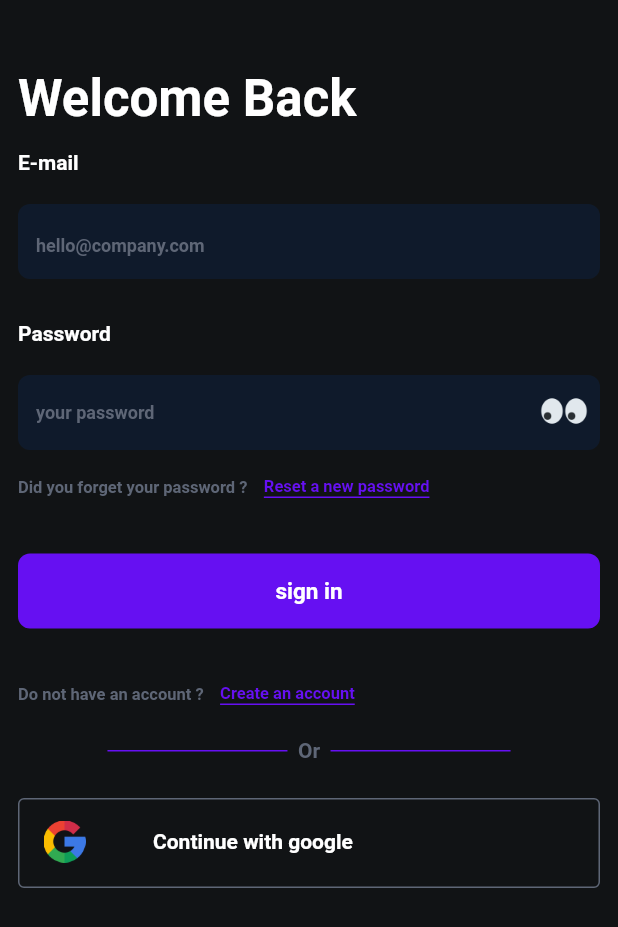
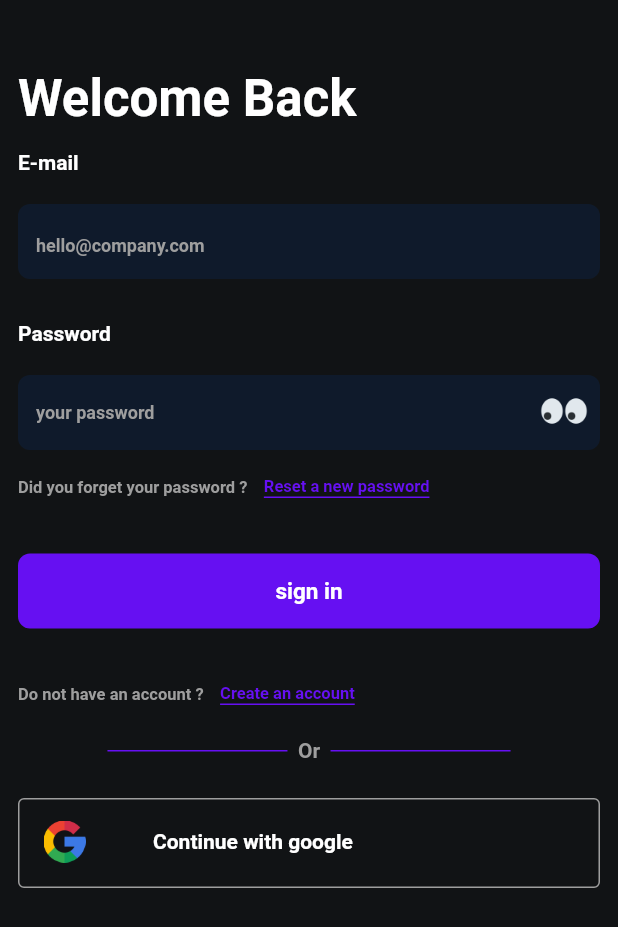
Before and after one commit to Mohamed-Ash/mo_hany_sotre, a Flutter app: the screen it shows after launch, on a phone screen of 412 x 824 dp. Shown: the top 927 px of the screen. Run offline on Flutter 3.47's test engine with Material 2 defaults, Android fonts, the phone set to English and light mode, and no system bars; our stand-ins replace bloc, cloud_firestore, dio, dropdown_button2, equatable, firebase_auth and 6 more; missing offline and left inert: date_count_down, flex_color_picker, image_preview; accounts and stored records are empty; Roboto replaces fonts that are missing (Montserrat).

Commit message:
Update color_theme.dart

```diff
--- a/lib/core/theme/colors/color_theme.dart
+++ b/lib/core/theme/colors/color_theme.dart
@@ -4,13 +4,13 @@ class ColorTheme{
   static const Color primary                                   = Color(0xff6610f2);
   static const Color wight                                     = Color(0xffFFFFFF);
   static const Color porder                                    = Color(0xff303031);
-  static const Color hintText                                  = Color(0xff5e6676);
+  static const Color hintText                                  = Color(0xff9e9e9e);
   static const Color authTitle                                 = Color(0xff585858);
   static const Color darkAppBar                                = Color(0xff262a2d);
-  static const Color selectIconNavBar                          = Color(0xff6a77a0); //const Color(0xff282828),
-  static const Color unSelectIconNavBar                        = Color(0xffCCCCCC);
   static const Color darkBackroundPage                         = Color(0xff111315);
   static const Color backroundInput                            = Color(0xff0f1a2b);
+  // static const Color selectIconNavBar                          = Color(0xff6a77a0); //const Color(0xff282828),
+  // static const Color unSelectIconNavBar                        = Color(0xffCCCCCC);
   // static const Color titleTypePlay                             = Color(0xff303031);
 
   // static const Color rockStar                                  = Color(0xffFFAB00);
```
